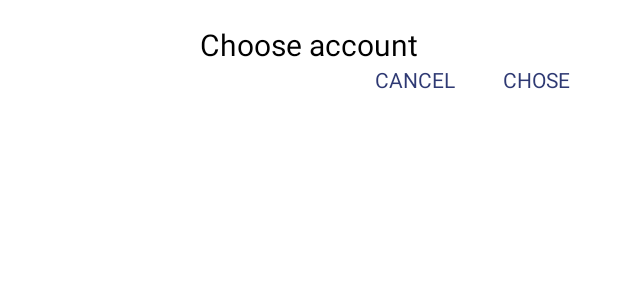
After one commit to AlexanderXYZ/MyFinance, an Android app: the layout dialog_chose_account.xml on its own in the app's theme, with its tools: preview values and no code run, on a phone screen of 412 x 824 dp. The commit adds this screen. Shown: the top 300 px of the screen. Run offline under Robolectric (Android 15) with nearby library versions, the phone set to English and light mode, and no system bars.

Commit message:
setup main title and dialog alert

```diff
--- a/app/src/main/java/com/buslaev/myfinance/ui/addOperation/AddOperationFragment.kt
+++ b/app/src/main/java/com/buslaev/myfinance/ui/addOperation/AddOperationFragment.kt
@@ -186,6 +186,10 @@ class AddOperationFragment :
             if (isCorrect) {
                 val operation = correctValues.getCorrectOperation()
                 mViewModel.addOperation(operation)
+                when (balance) {
+                    INCOME_BALANCE -> mViewModel.changeValueOfAccountIncome(value, account)
+                    EXPENSES_BALANCE -> mViewModel.changeValueOfAccountExpenses(value, account)
+                }
                 navigateBack()
             } else {
                 Toast.makeText(requireContext(), "Please check all attributes", Toast.LENGTH_SHORT)
--- /dev/null
+++ b/app/src/main/res/drawable/ic_arrow_drop_down.xml
@@ -0,0 +1,5 @@
+<vector android:height="24dp" android:tint="#FFFFFF"
+    android:viewportHeight="24" android:viewportWidth="24"
+    android:width="24dp" xmlns:android="http://schemas.android.com/apk/res/android">
+    <path android:fillColor="@android:color/white" android:pathData="M7,10l5,5 5,-5z"/>
+</vector>
--- /dev/null
+++ b/app/src/main/res/layout/dialog_chose_account.xml
@@ -0,0 +1,50 @@
+<?xml version="1.0" encoding="utf-8"?>
+<androidx.constraintlayout.widget.ConstraintLayout xmlns:android="http://schemas.android.com/apk/res/android"
+    xmlns:app="http://schemas.android.com/apk/res-auto"
+    android:layout_width="match_parent"
+    android:layout_height="wrap_content">
+
+    <androidx.appcompat.widget.AppCompatTextView
+        android:id="@+id/title_textview"
+        android:layout_width="wrap_content"
+        android:layout_height="wrap_content"
+        android:layout_margin="16dp"
+        android:text="Choose account"
+        android:textColor="@color/black"
+        android:textSize="20sp"
+        app:layout_constraintEnd_toEndOf="parent"
+        app:layout_constraintStart_toStartOf="parent"
+        app:layout_constraintTop_toTopOf="parent" />
+
+    <RadioGroup
+        android:id="@+id/dialog_radioGroup"
+        android:layout_width="match_parent"
+        android:layout_height="wrap_content"
+        app:layout_constraintEnd_toEndOf="parent"
+        app:layout_constraintStart_toStartOf="parent"
+        app:layout_constraintTop_toBottomOf="@id/title_textview" />
+
+    <androidx.appcompat.widget.AppCompatTextView
+        android:id="@+id/chose_account_textView_alertDialog"
+        android:layout_width="wrap_content"
+        android:layout_height="wrap_content"
+        android:layout_marginEnd="32dp"
+        android:layout_marginBottom="16dp"
+        android:text="CHOSE"
+        android:textColor="@color/less_blue"
+        app:layout_constraintBottom_toBottomOf="parent"
+        app:layout_constraintEnd_toEndOf="parent"
+        app:layout_constraintTop_toBottomOf="@id/dialog_radioGroup" />
+
+    <androidx.appcompat.widget.AppCompatTextView
+        android:id="@+id/cancel_account_textVite_alertDialog"
+        android:layout_width="wrap_content"
+        android:layout_height="wrap_content"
+        android:layout_marginEnd="32dp"
+        android:text="CANCEL"
+        android:textColor="@color/less_blue"
+        app:layout_constraintBottom_toBottomOf="@id/chose_account_textView_alertDialog"
+        app:layout_constraintEnd_toStartOf="@id/chose_account_textView_alertDialog"
+        app:layout_constraintTop_toTopOf="@id/chose_account_textView_alertDialog" />
+
+</androidx.constraintlayout.widget.ConstraintLayout>
--- a/app/src/main/res/values/themes.xml
+++ b/app/src/main/res/values/themes.xml
@@ -6,9 +6,9 @@
         <item name="colorPrimaryVariant">@color/dark_blue</item>
         <item name="colorOnPrimary">@color/white</item>
         <!-- Secondary brand color. -->
-        <item name="colorSecondary">@color/teal_200</item>
-        <item name="colorSecondaryVariant">@color/teal_700</item>
-        <item name="colorOnSecondary">@color/black</item>
+        <item name="colorSecondary">@color/less_blue</item>
+        <item name="colorSecondaryVariant">@color/dark_blue</item>
+        <item name="colorOnSecondary">@color/white</item>
         <!-- Status bar color. -->
         <item name="android:statusBarColor" tools:targetApi="l">?attr/colorPrimaryVariant</item>
         <!-- Customize your theme here. -->
```
Also changed, not shown: app/src/main/java/com/buslaev/myfinance/MainActivity.kt (+82 -0 lines), app/src/main/java/com/buslaev/myfinance/sharedPreferences/AccountSharedPreferences.kt (added, +45 -0 lines), app/src/main/java/com/buslaev/myfinance/ui/addOperation/AddOperationViewModel.kt (+11 -1 lines), app/src/main/java/com/buslaev/myfinance/ui/main/MainFragment.kt (+12 -4 lines), app/src/main/java/com/buslaev/myfinance/ui/main/MainViewModel.kt (+11 -1 lines), app/src/main/java/com/buslaev/myfinance/utilits/utilits.kt (added, +14 -0 lines), app/src/main/res/layout/action_bar_layout.xml (+30 -3 lines), app/src/main/res/values/styles.xml (+28 -0 lines).
